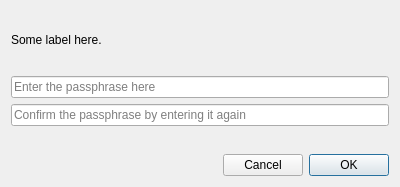
ethereum/alethzero, file src/GetPassword.ui: the form before one commit.
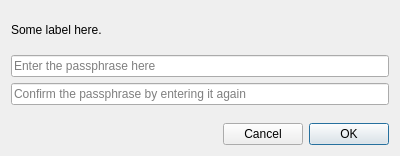
The form after the commit.

Patch:
```diff
--- a/src/GetPassword.ui
+++ b/src/GetPassword.ui
@@ -7,7 +7,7 @@
     <x>0</x>
     <y>0</y>
     <width>400</width>
-    <height>187</height>
+    <height>156</height>
    </rect>
   </property>
   <property name="windowTitle">
```
